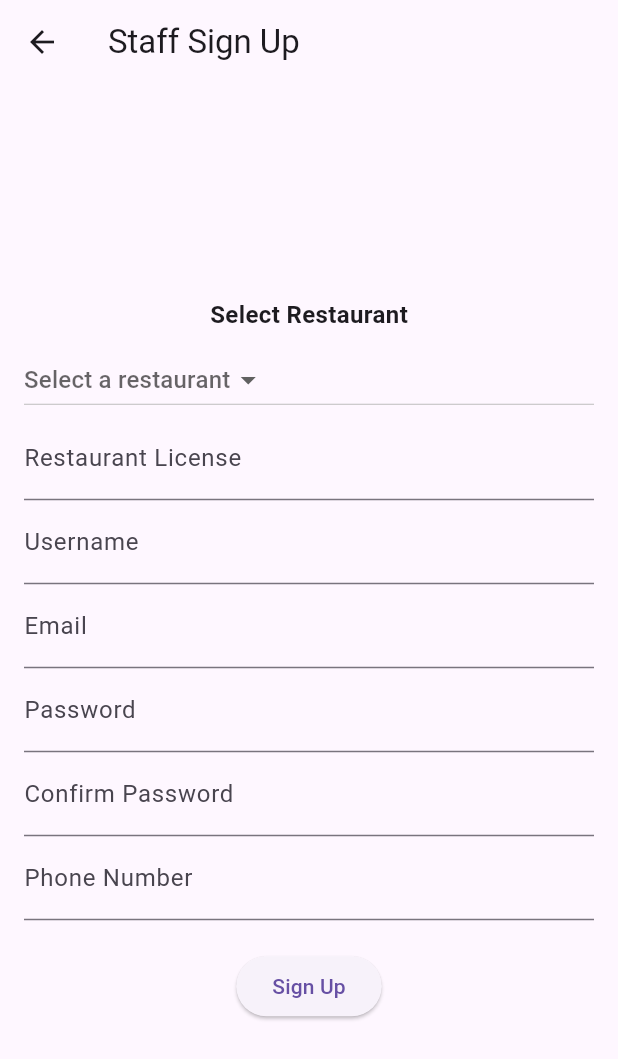
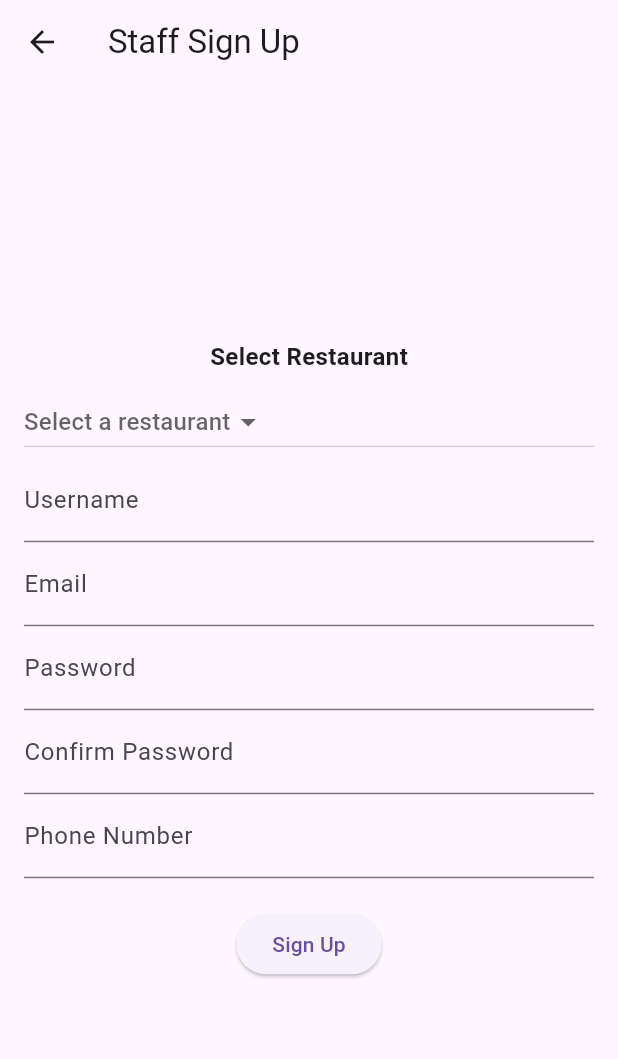
Before and after one commit to mohdumarj/flutter-ordering-app, a Flutter app: the StaffSignUpPage screen opened directly, on a phone screen of 412 x 824 dp. Shown: the top 1059 px of the screen. Run offline on Flutter 3.47's test engine with Material 3 defaults, Android fonts, the light colour scheme and no system bars; our stand-ins replace cloud_firestore, firebase_auth, firebase_core, fluttertoast; accounts and stored records are empty.

Commit message:
added restaurant to User selected restaurant and saved to firestore

```diff
--- a/lib/Presentation/Pages/UserManagement/SignUp/StaffSignUpPage.dart
+++ b/lib/Presentation/Pages/UserManagement/SignUp/StaffSignUpPage.dart
@@ -107,13 +107,13 @@ class _StaffSignUpPageState extends State<StaffSignUpPage> {
            //      labelText: 'Restaurant Name',
            //    ),
            //  ),
-            TextField(
-              controller: _resturantLicenseNumberController,
-
-              decoration: InputDecoration(
-                labelText: 'Restaurant License',
-              ),
-            ),
+           //  TextField(
+           //    controller: _resturantLicenseNumberController,
+           //
+           //    decoration: InputDecoration(
+           //      labelText: 'Restaurant License',
+           //    ),
+           //  ),
             TextField(
               controller: _emailController,
 
@@ -176,8 +176,8 @@ class _StaffSignUpPageState extends State<StaffSignUpPage> {
       isSigningUp = true;
     });
 
-    String resturantName = _resturantNameController.text;
-    String resturantLicenseNumber = _resturantLicenseNumberController.text;
+    String? resturantName = widget.userSelectedRestaurant?.name;
+   // String resturantLicenseNumber = _resturantLicenseNumberController.text;
     String username = _usernameController.text;
     String password = _passwordController.text;
     String email = _emailController.text;
@@ -201,7 +201,8 @@ class _StaffSignUpPageState extends State<StaffSignUpPage> {
             username : username,
             userType : widget.data,
             email : email,
-            phoneNumber : phoneNumber
+            phoneNumber : phoneNumber,
+          restaurant: widget.userSelectedRestaurant,
         ));
 
         if(widget.data == "Waiter"){
@@ -231,7 +232,8 @@ class _StaffSignUpPageState extends State<StaffSignUpPage> {
         username : usersModel.username,
         userType: usersModel.userType,
         email: usersModel.email,
-        phoneNumber: usersModel.phoneNumber
+        phoneNumber: usersModel.phoneNumber,
+      restaurant: widget.userSelectedRestaurant,
     );
     usersCollection.doc("Users").set(newUser.toJson());
   }
```
